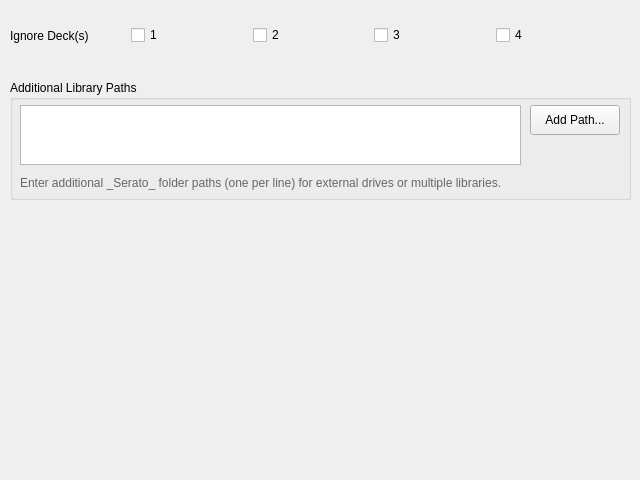
First picture: the form in nowplaying/resources/inputs_serato_library_ui.ui, repository whatsnowplaying/whats-now-playing, before the edit.
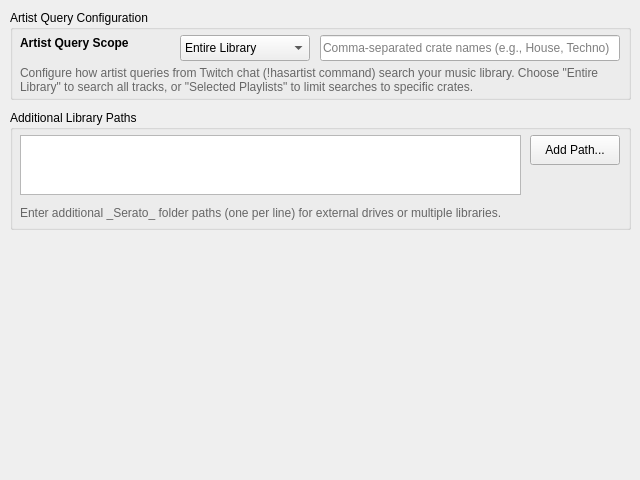
Second picture: the form after the edit.

What changed in the file:
```diff
--- a/nowplaying/resources/inputs_serato_library_ui.ui
+++ b/nowplaying/resources/inputs_serato_library_ui.ui
@@ -13,58 +13,103 @@
   <property name="windowTitle">
    <string>Library Management</string>
   </property>
-  <widget class="QWidget" name="horizontalLayoutWidget">
+  <widget class="QGroupBox" name="artist_query_groupbox">
    <property name="geometry">
     <rect>
      <x>10</x>
      <y>10</y>
-     <width>601</width>
-     <height>51</height>
+     <width>621</width>
+     <height>90</height>
     </rect>
    </property>
-   <layout class="QHBoxLayout" name="ignoredecks_layout">
+   <property name="title">
+    <string>Artist Query Configuration</string>
+   </property>
+   <widget class="QLabel" name="artist_query_label">
+    <property name="enabled">
+     <bool>true</bool>
+    </property>
+    <property name="geometry">
+     <rect>
+      <x>10</x>
+      <y>25</y>
+      <width>150</width>
+      <height>16</height>
+     </rect>
+    </property>
+    <property name="font">
+     <font>
+      <bold>true</bold>
+     </font>
+    </property>
+    <property name="text">
+     <string>Artist Query Scope</string>
+    </property>
+   </widget>
+   <widget class="QComboBox" name="serato_artist_scope_combo">
+    <property name="enabled">
+     <bool>true</bool>
+    </property>
+    <property name="geometry">
+     <rect>
+      <x>170</x>
+      <y>25</y>
+      <width>130</width>
+      <height>26</height>
+     </rect>
+    </property>
     <item>
-     <widget class="QLabel" name="ignoredeck_label">
-      <property name="text">
-       <string>Ignore Deck(s)</string>
-      </property>
-     </widget>
+     <property name="text">
+      <string>Entire Library</string>
+     </property>
     </item>
     <item>
-     <widget class="QCheckBox" name="deck1_checkbox">
-      <property name="text">
-       <string>1</string>
-      </property>
-     </widget>
+     <property name="text">
+      <string>Selected Playlists</string>
+     </property>
     </item>
-    <item>
-     <widget class="QCheckBox" name="deck2_checkbox">
-      <property name="text">
-       <string>2</string>
-      </property>
-     </widget>
-    </item>
-    <item>
-     <widget class="QCheckBox" name="deck3_checkbox">
-      <property name="text">
-       <string>3</string>
-      </property>
-     </widget>
-    </item>
-    <item>
-     <widget class="QCheckBox" name="deck4_checkbox">
-      <property name="text">
-       <string>4</string>
-      </property>
-     </widget>
-    </item>
-   </layout>
+   </widget>
+   <widget class="QLineEdit" name="serato_playlists_lineedit">
+    <property name="enabled">
+     <bool>true</bool>
+    </property>
+    <property name="geometry">
+     <rect>
+      <x>310</x>
+      <y>25</y>
+      <width>300</width>
+      <height>26</height>
+     </rect>
+    </property>
+    <property name="placeholderText">
+     <string>Comma-separated crate names (e.g., House, Techno)</string>
+    </property>
+   </widget>
+   <widget class="QLabel" name="query_help_label">
+    <property name="geometry">
+     <rect>
+      <x>10</x>
+      <y>55</y>
+      <width>600</width>
+      <height>30</height>
+     </rect>
+    </property>
+    <property name="text">
+     <string>Configure how artist queries from Twitch chat (!hasartist command) search your music library. Choose "Entire Library" to search all tracks, or "Selected Playlists" to limit searches to specific crates.</string>
+    </property>
+    <property name="wordWrap">
+     <bool>true</bool>
+    </property>
+    <property name="styleSheet">
+     <string>color: #666;</string>
+    </property>
+   </widget>
   </widget>
   <widget class="QGroupBox" name="additional_libs_groupbox">
    <property name="geometry">
     <rect>
      <x>10</x>
-     <y>80</y>
+     <y>110</y>
      <width>621</width>
      <height>120</height>
     </rect>
```
Left out of the diff: 90 changed lines with no effect on the pictures.
